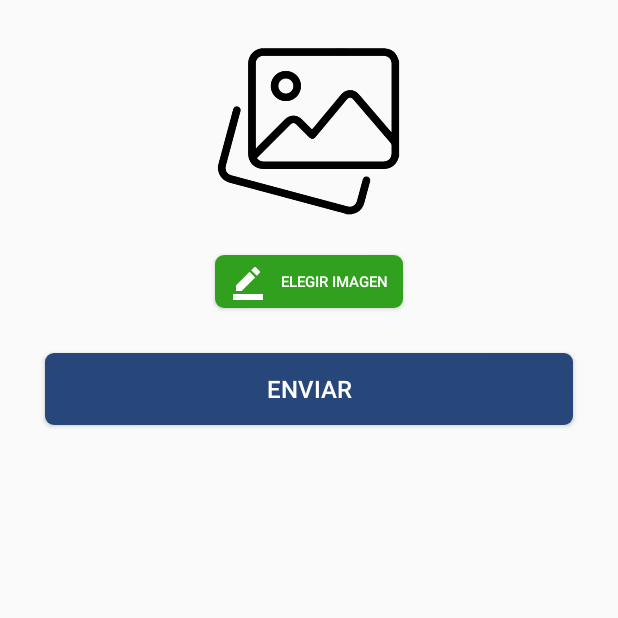
After one commit to FacuSL2/Juan-Automotores, an Android app: the agregararchivos screen opened directly, with no data from a screen before it, on a phone screen of 412 x 824 dp, the top half of it. The commit adds this screen. Run offline under Robolectric (Android 15) with nearby library versions, the phone set to English and light mode, and no system bars; our stand-ins replace Volley; network calls fail.

Commit message:
Se agregó función para buscar subir archivos a un id específico. (actualmente solo está boleto de compra venta)

```diff
--- a/app/src/main/AndroidManifest.xml
+++ b/app/src/main/AndroidManifest.xml
@@ -13,6 +13,9 @@
         android:supportsRtl="true"
         android:theme="@style/Theme.CRUD_PHP"
         android:usesCleartextTraffic="true">
+        <activity
+            android:name=".agregararchivos"
+            android:exported="false" />
         <activity
             android:name=".MainActivityVendedor"
             android:exported="false" />
--- /dev/null
+++ b/app/src/main/java/com/example/crud_php/agregararchivos.java
@@ -0,0 +1,159 @@
+package com.example.crud_php;
+
+import androidx.appcompat.app.AppCompatActivity;
+
+import android.app.ProgressDialog;
+import android.content.Intent;
+import android.graphics.Bitmap;
+import android.net.Uri;
+import android.os.Bundle;
+import android.provider.MediaStore;
+import android.util.Base64;
+import android.view.View;
+import android.widget.Button;
+import android.widget.EditText;
+import android.widget.ImageView;
+import android.widget.Toast;
+
+import com.android.volley.AuthFailureError;
+import com.android.volley.Request;
+import com.android.volley.RequestQueue;
+import com.android.volley.Response;
+import com.android.volley.VolleyError;
+import com.android.volley.toolbox.StringRequest;
+import com.android.volley.toolbox.Volley;
+
+import java.io.ByteArrayOutputStream;
+import java.io.IOException;
+import java.util.Hashtable;
+import java.util.Map;
+
+public class agregararchivos extends AppCompatActivity {
+
+    private Button btnBuscarr;
+    private Button btnSubirr;
+
+    private ImageView imageView;
+
+    private Bitmap bitmap;
+    private int position;
+    private int PICK_IMAGE_REQUEST = 1;
+
+    private String UPLOAD_URL ="https://cdturnos.com.ar/subirarchivos.php";
+
+    private String KEY_IMAGEN = "boleto";
+
+
+    @Override
+    protected void onCreate(Bundle savedInstanceState) {
+        super.onCreate(savedInstanceState);
+        setContentView(R.layout.activity_agregararchivos);
+
+        btnBuscarr = (Button) findViewById(R.id.btnBuscarr);
+        btnSubirr = (Button) findViewById(R.id.btnSubirr);
+
+        imageView  = (ImageView) findViewById(R.id.imageVieww);
+
+        btnBuscarr.setOnClickListener(new View.OnClickListener() {
+            @Override
+            public void onClick(View v) {
+
+                showFileChooser();
+            }
+        });
+        btnSubirr.setOnClickListener(new View.OnClickListener() {
+            @Override
+            public void onClick(View v) {
+
+                uploadImage();
+
+            }
+        });
+
+    }
+
+    public String getStringImagen(Bitmap bmp){
+        ByteArrayOutputStream baos = new ByteArrayOutputStream();
+        bmp.compress(Bitmap.CompressFormat.JPEG, 100, baos);
+        byte[] imageBytes = baos.toByteArray();
+        String encodedImage = Base64.encodeToString(imageBytes, Base64.DEFAULT);
+        return encodedImage;
+    }
+
+    private void uploadImage(){
+        //Mostrar el diálogo de progreso
+        final ProgressDialog loading = ProgressDialog.show(this,"Subiendo...","Espere por favor...",false,false);
+        StringRequest stringRequest = new StringRequest(Request.Method.POST, UPLOAD_URL,
+                new Response.Listener<String>() {
+                    @Override
+                    public void onResponse(String s) {
+                        //Descartar el diálogo de progreso
+                        loading.dismiss();
+                        //Mostrando el mensaje de la respuesta
+                        Toast.makeText(agregararchivos.this, s , Toast.LENGTH_LONG).show();
+                        startActivity(new Intent(getApplicationContext(),MainActivity.class));
+                        finish();
+                    }
+                },
+                new Response.ErrorListener() {
+                    @Override
+                    public void onErrorResponse(VolleyError volleyError) {
+                        //Descartar el diálogo de progreso
+                        loading.dismiss();
+
+                        //Showing toast
+                        Toast.makeText(agregararchivos.this, volleyError.getMessage().toString(), Toast.LENGTH_LONG).show();
+                    }
+                }){
+            @Override
+            protected Map<String, String> getParams() throws AuthFailureError {
+                String boleto = getStringImagen(bitmap);
+                String id = MainActivity.employeeArrayList.get(position).getId();
+                // Aquí debes proporcionar el ID del usuario
+
+                Map<String, String> params = new Hashtable<String, String>();
+                params.put(KEY_IMAGEN, boleto);
+                params.put("id", id); // Agrega el parámetro id
+
+                return params;
+            }
+        };
+
+        //Creación de una cola de solicitudes
+        RequestQueue requestQueue = Volley.newRequestQueue(this);
+
+        //Agregar solicitud a la cola
+        requestQueue.add(stringRequest);
+    }
+    private void showFileChooser() {
+        Intent intent = new Intent();
+        intent.setType("image/*");
+        intent.setAction(Intent.ACTION_GET_CONTENT);
+        startActivityForResult(Intent.createChooser(intent, "Seleccionar Imagen"), PICK_IMAGE_REQUEST);
+    }
+
+    @Override
+    protected void onActivityResult(int requestCode, int resultCode, Intent data) {
+        super.onActivityResult(requestCode, resultCode, data);
+
+        if (requestCode == PICK_IMAGE_REQUEST && resultCode == RESULT_OK && data != null && data.getData() != null) {
+            Uri filePath = data.getData();
+            try {
+                //Cómo obtener el mapa de bits de la Galería
+                bitmap = MediaStore.Images.Media.getBitmap(getContentResolver(), filePath);
+                //Configuración del mapa de bits en ImageView
+                imageView.setImageBitmap(bitmap);
+            } catch (IOException e) {
+                e.printStackTrace();
+            }
+        }
+    }
+
+
+    @Override
+    public void onBackPressed() {
+        super.onBackPressed();
+        finish();
+    }
+
+}
--- /dev/null
+++ b/app/src/main/res/layout/activity_agregararchivos.xml
@@ -0,0 +1,50 @@
+<?xml version="1.0" encoding="utf-8"?>
+<LinearLayout xmlns:android="http://schemas.android.com/apk/res/android"
+    xmlns:app="http://schemas.android.com/apk/res-auto"
+    xmlns:tools="http://schemas.android.com/tools"
+    android:layout_width="match_parent"
+    android:layout_height="match_parent"
+    android:orientation="vertical"
+    tools:context=".agregararchivos">
+
+    <ImageView
+        android:layout_width="150dp"
+        android:layout_height="150dp"
+        android:layout_marginTop="10dp"
+        android:layout_gravity="center"
+        android:src="@drawable/seleccionarimagendos"
+        android:id="@+id/imageVieww" />
+
+    <Button
+        android:id="@+id/btnBuscarr"
+        android:layout_marginTop="10dp"
+        android:layout_marginBottom="20dp"
+        android:layout_width="wrap_content"
+        android:layout_height="35dp"
+        android:layout_gravity="center"
+        android:gravity="center"
+        android:background="@drawable/roundedcornersverde"
+        android:drawableStart="@drawable/lapiz"
+        android:drawablePadding="10dp"
+        android:padding="10dp"
+        android:text="Elegir imagen"
+        android:textSize="10sp"
+        android:textColor="#ffffff"
+        />
+
+    <Button
+
+        android:layout_width="match_parent"
+        android:layout_height="wrap_content"
+        android:layout_marginStart="30dp"
+        android:layout_marginEnd="30dp"
+        android:layout_marginBottom="20dp"
+        android:background="@drawable/roundedcornersazul"
+        android:text="Enviar"
+        android:id="@+id/btnSubirr"
+        android:textColor="@android:color/white"
+        android:textSize="16sp"
+        android:layout_marginTop="10dp"
+        />
+
+</LinearLayout>
```
Also changed, not shown: app/src/main/java/com/example/crud_php/MainActivity.java (+8 -1 lines), app/src/main/java/com/example/crud_php/editar.java (+2 -139 lines), app/src/main/res/layout/activity_editar.xml (+0 -45 lines).
